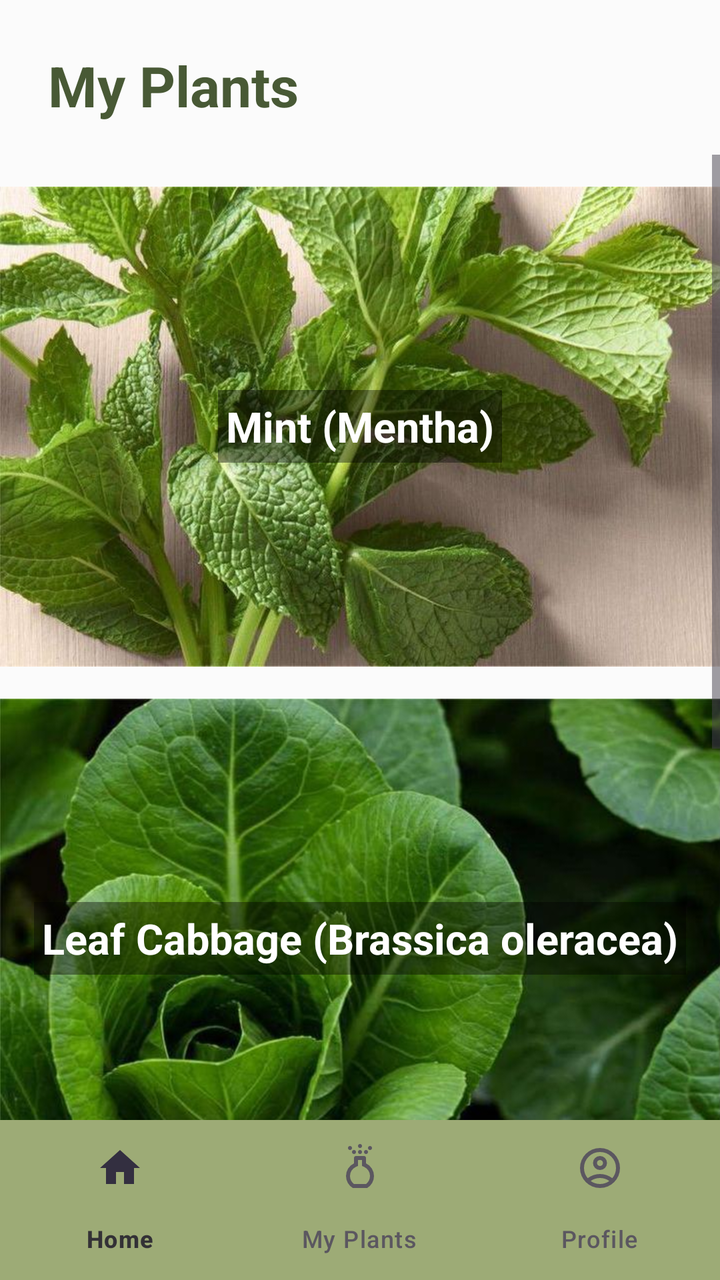
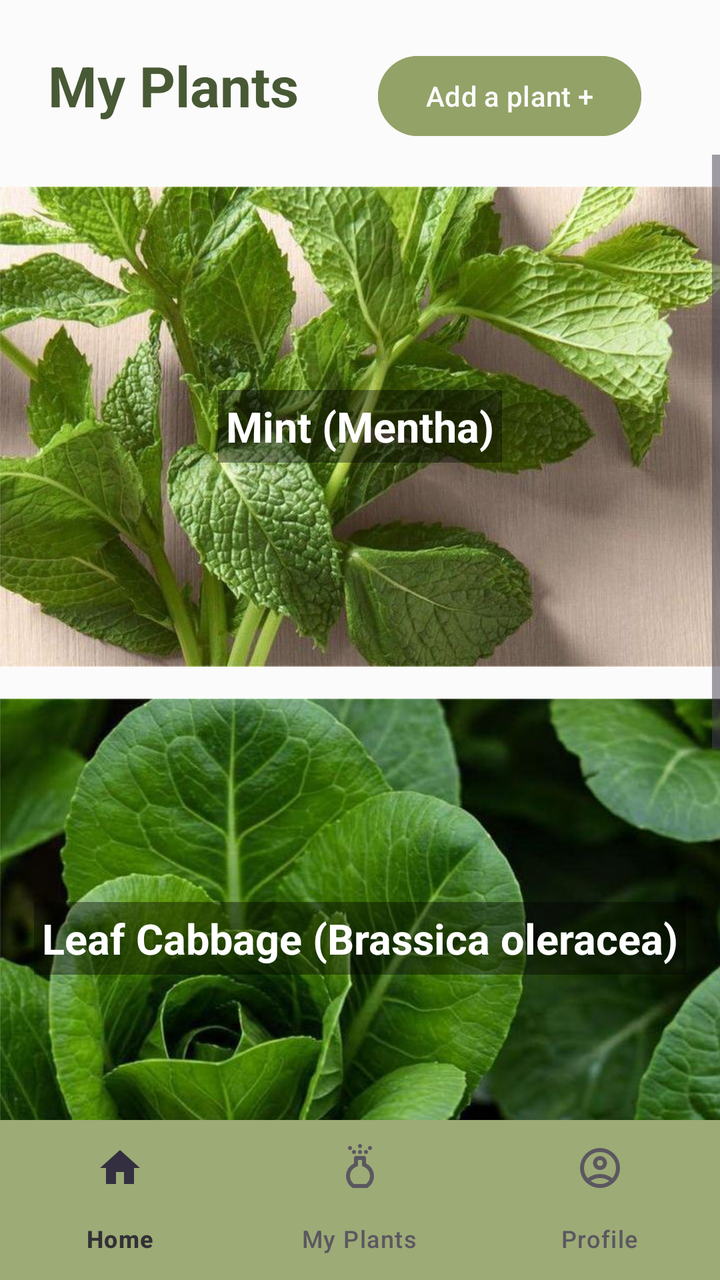

An Android layout rendered at two revisions. The XML below is the earlier revision; the diff shows what the commit changed to produce the second picture.
<!-- AndroidManifest.xml: application theme Theme.LabExam2 -->
<!-- res/layout/activity_myplants.xml -->
<?xml version="1.0" encoding="utf-8"?>
<androidx.constraintlayout.widget.ConstraintLayout xmlns:android="http://schemas.android.com/apk/res/android"
    xmlns:app="http://schemas.android.com/apk/res-auto"
    xmlns:tools="http://schemas.android.com/tools"
    android:id="@+id/main"
    android:layout_width="match_parent"
    android:layout_height="match_parent"
    tools:context=".myplants">

    
    <TextView
        android:id="@+id/textView10"
        android:layout_width="wrap_content"
        android:layout_height="wrap_content"
        android:layout_marginStart="24dp"
        android:layout_marginTop="24dp"
        android:text="@string/myplants"
        android:textColor="#485935"
        android:textSize="28sp"
        android:textStyle="bold"
        app:layout_constraintStart_toStartOf="parent"
        app:layout_constraintTop_toTopOf="parent" />

    
    <ScrollView
        android:id="@+id/scrollViewPlants"
        android:layout_width="0dp"
        android:layout_height="0dp"
        android:layout_marginTop="16dp"
        app:layout_constraintTop_toBottomOf="@+id/textView10"
        app:layout_constraintBottom_toTopOf="@+id/bottomNavigationView"
        app:layout_constraintStart_toStartOf="parent"
        app:layout_constraintEnd_toEndOf="parent">

        <LinearLayout
            android:layout_width="match_parent"
            android:layout_height="wrap_content"
            android:orientation="vertical"
            android:gravity="center_horizontal">

            
            <FrameLayout
                android:id="@+id/frameLayout1"
                android:layout_width="361dp"
                android:layout_height="240dp"
                android:layout_marginTop="16dp">

                <ImageView
                    android:id="@+id/imageView15"
                    android:layout_width="match_parent"
                    android:layout_height="match_parent"
                    android:scaleType="centerCrop"
                    app:srcCompat="@drawable/mint4" />

                <TextView
                    android:id="@+id/textAboveImage1"
                    android:layout_width="wrap_content"
                    android:layout_height="wrap_content"
                    android:layout_gravity="center"
                    android:background="#66000000"
                    android:padding="4dp"
                    android:text="Mint (Mentha)"
                    android:textColor="@android:color/white"
                    android:textSize="21sp"
                    android:textStyle="bold" />
            </FrameLayout>

            
            <FrameLayout
                android:id="@+id/frameLayout2"
                android:layout_width="361dp"
                android:layout_height="240dp"
                android:layout_marginTop="16dp">

                <ImageView
                    android:id="@+id/imageView17"
                    android:layout_width="match_parent"
                    android:layout_height="match_parent"
                    android:scaleType="centerCrop"
                    app:srcCompat="@drawable/veg3" />

                <TextView
                    android:id="@+id/textAboveImage2"
                    android:layout_width="wrap_content"
                    android:layout_height="wrap_content"
                    android:layout_gravity="center"
                    android:background="#66000000"
                    android:padding="4dp"
                    android:text="Leaf Cabbage (Brassica oleracea)"
                    android:textColor="@android:color/white"
                    android:textSize="21sp"
                    android:textStyle="bold" />
            </FrameLayout>

            
            <FrameLayout
                android:id="@+id/frameLayout3"
                android:layout_width="361dp"
                android:layout_height="240dp"
                android:layout_marginTop="16dp"
                android:layout_marginBottom="16dp">

                <ImageView
                    android:id="@+id/imageView19"
                    android:layout_width="match_parent"
                    android:layout_height="match_parent"
                    android:scaleType="centerCrop"
                    app:srcCompat="@drawable/tomato3" />

                <TextView
                    android:id="@+id/textAboveImage3"
                    android:layout_width="wrap_content"
                    android:layout_height="wrap_content"
                    android:layout_gravity="center"
                    android:background="#66000000"
                    android:padding="4dp"
                    android:text="Tomato (Solanum lycopersicum)"
                    android:textColor="@android:color/white"
                    android:textSize="21sp"
                    android:textStyle="bold" />
            </FrameLayout>
        </LinearLayout>
    </ScrollView>

    
    <com.google.android.material.bottomnavigation.BottomNavigationView
        android:id="@+id/bottomNavigationView"
        android:layout_width="0dp"
        android:layout_height="wrap_content"
        android:background="@color/my_secondary"
        android:alpha="0.9"
        app:itemRippleColor="@color/my_hover_color"
        app:layout_constraintBottom_toBottomOf="parent"
        app:layout_constraintEnd_toEndOf="parent"
        app:layout_constraintStart_toStartOf="parent"
        app:menu="@menu/bottomnav"/>

</androidx.constraintlayout.widget.ConstraintLayout>
<!-- resources referenced by this layout -->
<resources>
  <color name="my_hover_color">#485935</color>
  <color name="my_secondary">#93A267</color>
  <!-- drawable mint4: jpg bitmap (drawable, 76018 bytes) -->
  <!-- drawable tomato3: jpg bitmap (drawable, 63040 bytes) -->
  <!-- drawable veg3: jpg bitmap (drawable, 47536 bytes) -->
  <string name="myplants">My Plants</string>
  <style name="Theme.LabExam2" parent="Base.Theme.LabExam2" />
  <style name="Base.Theme.LabExam2" parent="Theme.Material3.DayNight.NoActionBar">
          
          
  
          
          <item name="colorPrimary">@color/my_primary</item>
          <item name="colorPrimaryVariant">@color/my_primary</item>
          <item name="colorOnPrimary">@color/my_primary</item>
  
  
          
          <item name="colorSecondary">@color/my_secondary</item>
          <item name="colorSecondaryVariant">@color/my_secondary</item>
          <item name="colorOnSecondary">@color/my_secondary</item>
  
          
          <item name="android:statusBarColor">@color/my_primary</item>
          <item name="android:windowBackground">@color/my_primary</item>
  
  
      </style>
  <color name="my_primary">#FBFBFB</color>
</resources>

<!-- the commit's change to res/layout/activity_myplants.xml (unified diff, before → after) -->
@@ -15,7 +15,7 @@
         android:layout_marginStart="24dp"
         android:layout_marginTop="24dp"
         android:text="@string/myplants"
-        android:textColor="#485935"
+        android:textColor="@color/my_accent"
         android:textSize="28sp"
         android:textStyle="bold"
         app:layout_constraintStart_toStartOf="parent"
@@ -50,6 +50,8 @@
                     android:layout_width="match_parent"
                     android:layout_height="match_parent"
                     android:scaleType="centerCrop"
+                    android:clickable="true"
+                    android:focusable="true"
                     app:srcCompat="@drawable/mint4" />
 
                 <TextView
@@ -135,4 +137,15 @@
         app:layout_constraintStart_toStartOf="parent"
         app:menu="@menu/bottomnav"/>
 
+    <Button
+        android:id="@+id/button"
+        android:layout_width="wrap_content"
+        android:layout_height="wrap_content"
+        android:layout_marginTop="24dp"
+        android:backgroundTint="@color/my_secondary"
+        android:text="@string/addPlant"
+        app:layout_constraintEnd_toEndOf="parent"
+        app:layout_constraintStart_toEndOf="@+id/textView10"
+        app:layout_constraintTop_toTopOf="parent" />
+
 </androidx.constraintlayout.widget.ConstraintLayout>
<!-- resource entries referenced after the edit -->
@@ -1,10 +1,12 @@
 <!-- resources referenced by this layout -->
 <resources>
+  <color name="my_accent">#485935</color>
   <color name="my_hover_color">#485935</color>
   <color name="my_secondary">#93A267</color>
   <!-- drawable mint4: jpg bitmap (drawable, 76018 bytes) -->
   <!-- drawable tomato3: jpg bitmap (drawable, 63040 bytes) -->
   <!-- drawable veg3: jpg bitmap (drawable, 47536 bytes) -->
+  <string name="addPlant">Add a plant +</string>
   <string name="myplants">My Plants</string>
   <style name="Theme.LabExam2" parent="Base.Theme.LabExam2" />
   <style name="Base.Theme.LabExam2" parent="Theme.Material3.DayNight.NoActionBar">
